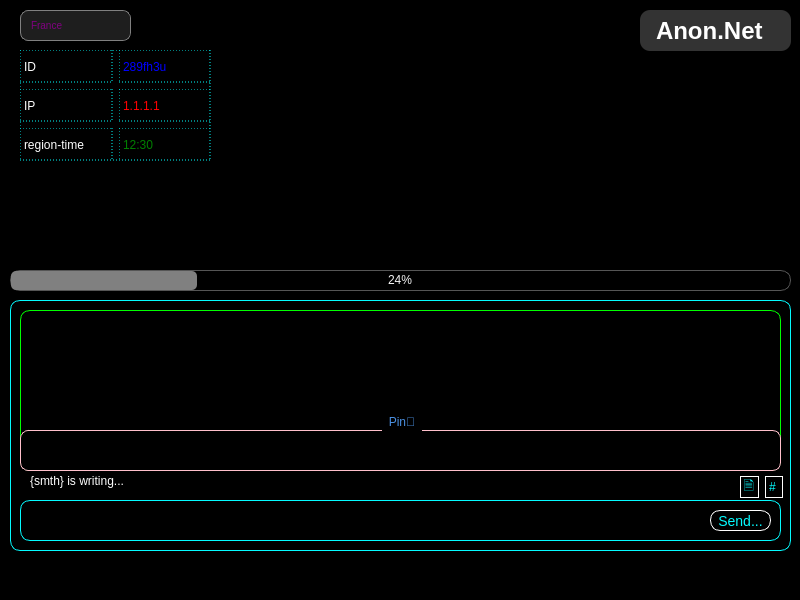
Before: the Qt Designer form chat.ui in bot-tg-simple/pyQtChatProject, drawn with Qt 5.
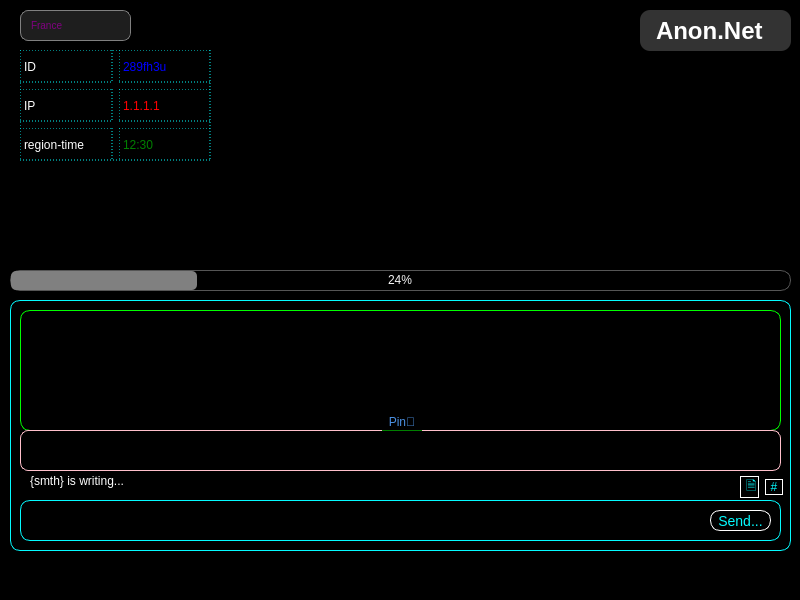
After: the same form once the commit is applied.

Patch:
```diff
--- a/chat.ui
+++ b/chat.ui
@@ -319,14 +319,14 @@
     </property>
     <layout class="QHBoxLayout" name="horizontalLayout_4">
      <item>
-      <widget class="QLabel" name="label_3">
+      <widget class="QPushButton" name="send_image_button">
        <property name="styleSheet">
         <string notr="true">QWidget {
-    background-color: black;
-    border: 1px solid white;
-    border-radius: 10%;
-    color: #05fbff;
-    font-size: 13px;
+background-color: black;
+border: 1px solid white;
+border-radius: 10%;
+color: #05fbff;
+font-size: 13px;
 text-align: center;
 padding: -1px;
 }
@@ -338,14 +338,14 @@
       </widget>
      </item>
      <item>
-      <widget class="QLabel" name="label_9">
+      <widget class="QPushButton" name="id_send_button">
        <property name="styleSheet">
         <string notr="true">QWidget {
-    background-color: black;
-    border: 1px solid white;
-    border-radius: 10%;
-    color: #05fbff;
-    font-size: 12px;
+background-color: black;
+border: 1px solid white;
+border-radius: 10%;
+color: #05fbff;
+font-size: 12px;
 text-align: center;
 padding: 0px;
 }
@@ -364,7 +364,7 @@
       <x>20</x>
       <y>310</y>
       <width>761</width>
-      <height>161</height>
+      <height>121</height>
      </rect>
     </property>
     <property name="styleSheet">
```
Left out of the diff: 194 changed lines with no effect on the pictures.
